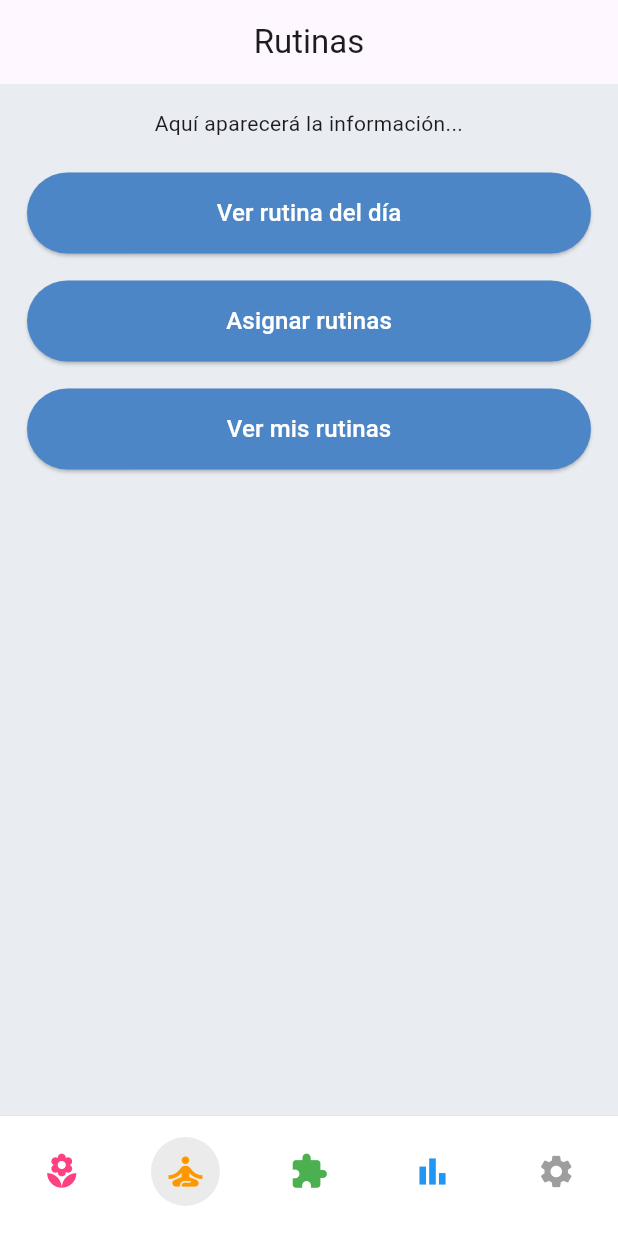
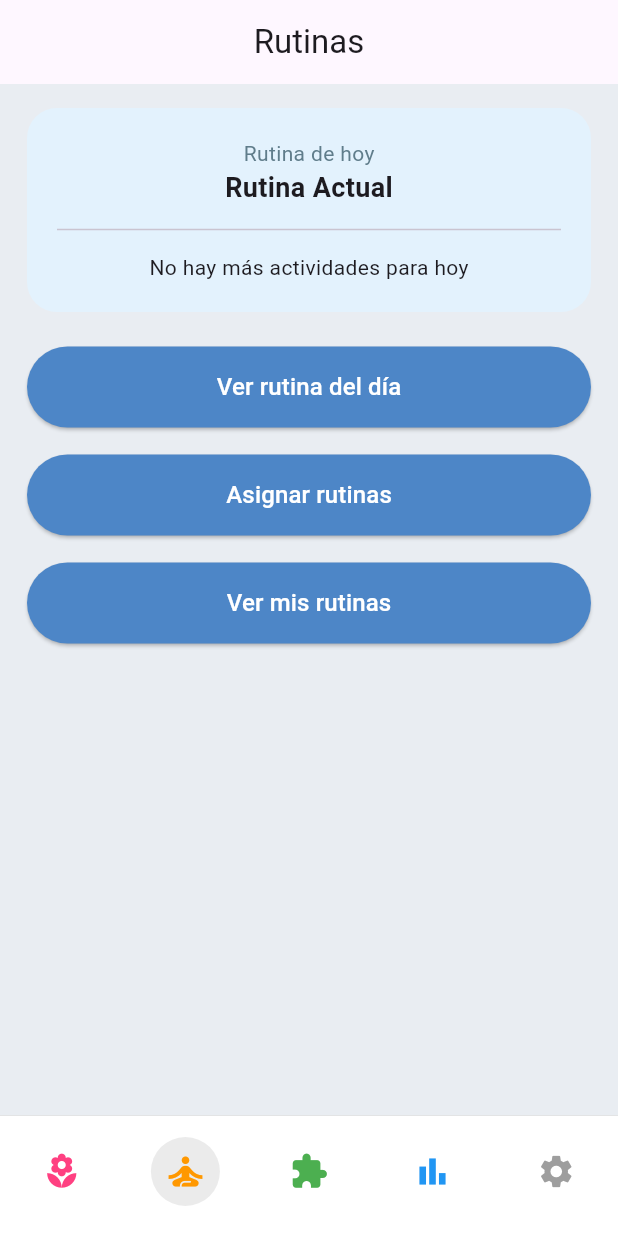
Before and after one commit to jeffersoncordobap/BLOOMIND, a Flutter app: the screen it shows after launch, item 2 of the bottom bar chosen, on a phone screen of 412 x 824 dp. Run offline on Flutter 3.47's test engine with Material 3 defaults, Android fonts, the phone set to English and light mode, and no system bars; our stand-ins replace sqflite, table_calendar; accounts and stored records are empty.

Commit message:
feat:mostrar rutina del dia en la pantalla principal de rutinas y la actividad proxima a realizar

```diff
--- /dev/null
+++ b/lib/features/routines/presentation/provider/routine_provider.dart
@@ -0,0 +1,92 @@
+import 'dart:async';
+import 'package:bloomind/features/activities/model/activity.dart';
+import 'package:bloomind/features/routines/repository/assign_routine_repository.dart';
+import 'package:bloomind/features/routines/repository/routine_repository.dart';
+import 'package:flutter/material.dart';
+
+class RoutineProvider extends ChangeNotifier {
+  final RoutineRepository routineRepo;
+  final AssignRoutineRepository assignRepo;
+
+  Activity? _nextActivity;
+  Activity? get nextActivity => _nextActivity;
+
+  Timer? _timer;
+
+  RoutineProvider({required this.routineRepo, required this.assignRepo}) {
+    // Actualizar cada minuto automáticamente
+    updateUpcomingActivity();
+    _timer = Timer.periodic(const Duration(minutes: 1), (timer) {
+      updateUpcomingActivity();
+    });
+  }
+
+  Future<void> updateUpcomingActivity() async {
+    final hoy = DateTime.now().toIso8601String().split('T')[0];
+
+    // 1. Obtener asignación de hoy usando tu repositorio
+    final asignacion = await assignRepo.getAssignmentByDate(hoy);
+
+    if (asignacion != null) {
+      // 2. Obtener actividades vinculadas
+      final actividades = await routineRepo.getActivitiesByRoutine(
+        asignacion.idRoutine,
+      );
+
+      // 3. Lógica de comparación de horas
+      _nextActivity = _findClosestActivity(actividades);
+      notifyListeners();
+    }
+  }
+
+  Activity? _findClosestActivity(List<Activity> actividades) {
+    if (actividades.isEmpty) return null;
+
+    final ahora = DateTime.now();
+    final minutosAhora = ahora.hour * 60 + ahora.minute;
+
+    Activity? candidata;
+    int menorDiferencia = 1440;
+
+    for (var actividad in actividades) {
+      if (actividad.hour.isEmpty) continue;
+
+      try {
+        // Limpiamos espacios y pasamos a mayúsculas para comparar (e.g., " 4:40 pm " -> "4:40 PM")
+        String horaRaw = actividad.hour.trim().toUpperCase();
+
+        // Separamos la parte numérica de la parte AM/PM
+        final partesEspacio = horaRaw.split(' ');
+        final tiempo = partesEspacio[0]; // "4:40"
+        final amPm = partesEspacio.length > 1 ? partesEspacio[1] : ''; // "PM"
+
+        final partesHora = tiempo.split(':');
+        int hora = int.parse(partesHora[0]);
+        int minutos = int.parse(partesHora[1]);
+
+        // Conversión a formato 24h para la lógica de minutos
+        if (amPm == 'PM' && hora != 12) hora += 12;
+        if (amPm == 'AM' && hora == 12) hora = 0;
+
+        final minutosActividad = hora * 60 + minutos;
+
+        if (minutosActividad > minutosAhora) {
+          final dif = minutosActividad - minutosAhora;
+          if (dif < menorDiferencia) {
+            menorDiferencia = dif;
+            candidata = actividad;
+          }
+        }
+      } catch (e) {
+        debugPrint("Error parseando hora: ${actividad.hour} -> $e");
+      }
+    }
+    return candidata;
+  }
+
+  @override
+  void dispose() {
+    _timer?.cancel();
+    super.dispose();
+  }
+}
--- a/lib/features/routines/presentation/ruotine_screen.dart
+++ b/lib/features/routines/presentation/ruotine_screen.dart
@@ -1,9 +1,13 @@
+import 'package:bloomind/features/activities/model/activity.dart';
+import 'package:bloomind/features/routines/presentation/provider/routine_provider.dart';
 import 'package:flutter/material.dart';
+import 'package:provider/provider.dart';
 
 class RoutineScreen extends StatelessWidget {
   final VoidCallback alPresionarListaRutinas;
   final VoidCallback alPresionarAsignarRutinas;
   final VoidCallback alPresionarVerRutinaDia;
+
   const RoutineScreen({
     super.key,
     required this.alPresionarListaRutinas,
@@ -13,18 +17,18 @@ class RoutineScreen extends StatelessWidget {
 
   @override
   Widget build(BuildContext context) {
+    // Escuchamos el provider para obtener la próxima actividad
+    final nextActivity = context.watch<RoutineProvider>().nextActivity;
+
     return Scaffold(
       appBar: AppBar(title: const Text('Rutinas'), centerTitle: true),
       body: Padding(
         padding: const EdgeInsets.symmetric(horizontal: 18, vertical: 16),
         child: Column(
           children: [
-            Container(
-              child: const Text(
-                "Aquí aparecerá la información...",
-                textAlign: TextAlign.center,
-              ),
-            ),
+            // Tarjeta dinámica que se actualiza sola gracias al Provider
+            _buildUpcomingCard(nextActivity),
+
             const SizedBox(height: 23),
 
             _buildPrimaryButton(
@@ -51,6 +55,52 @@ class RoutineScreen extends StatelessWidget {
     );
   }
 
+  // Widget de la Tarjeta de Próxima Actividad
+  Widget _buildUpcomingCard(Activity? actividad) {
+    return Container(
+      width: double.infinity,
+      padding: const EdgeInsets.all(20),
+      decoration: BoxDecoration(
+        color: const Color(0xFFE3F2FD),
+        borderRadius: BorderRadius.circular(20),
+      ),
+      child: Column(
+        children: [
+          const Text("Rutina de hoy", style: TextStyle(color: Colors.blueGrey)),
+          const Text(
+            "Rutina Actual",
+            style: TextStyle(fontWeight: FontWeight.bold, fontSize: 18),
+          ),
+          const Divider(height: 30),
+          if (actividad != null) ...[
+            const Text("Próxima actividad"),
+            const SizedBox(height: 10),
+            Row(
+              mainAxisAlignment: MainAxisAlignment.center,
+              children: [
+                Text(actividad.emoji, style: const TextStyle(fontSize: 24)),
+                const SizedBox(width: 10),
+                Text(
+                  actividad.name,
+                  style: const TextStyle(
+                    fontWeight: FontWeight.bold,
+                    fontSize: 16,
+                  ),
+                ),
+              ],
+            ),
+            Text(
+              "${actividad.hour} · ${actividad.category}",
+              style: const TextStyle(color: Colors.grey),
+            ),
+          ] else
+            const Text("No hay más actividades para hoy"),
+        ],
+      ),
+    );
+  }
+
+  // Widget reutilizable para los botones
   static Widget _buildPrimaryButton({
     required String text,
     required VoidCallback onTap,
```
Also changed, not shown: lib/main.dart (+7 -0 lines).
